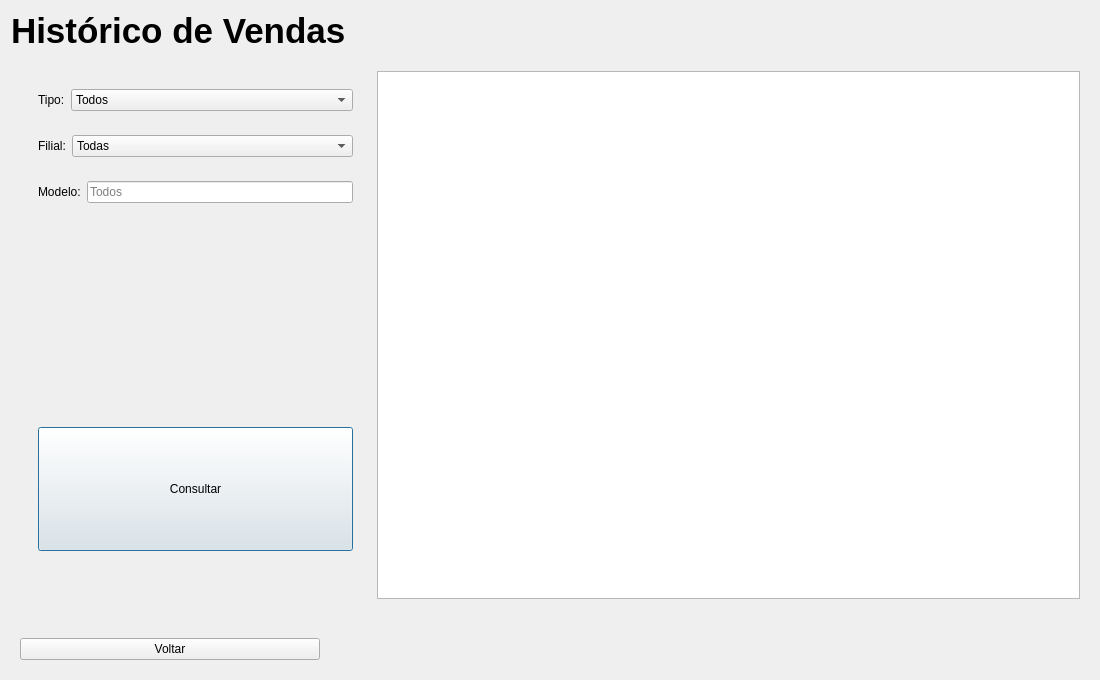
Before: the Qt Designer form telaconsultaestoque.ui in EduardoHaagP/ProjetoPOO, drawn with Qt 5.
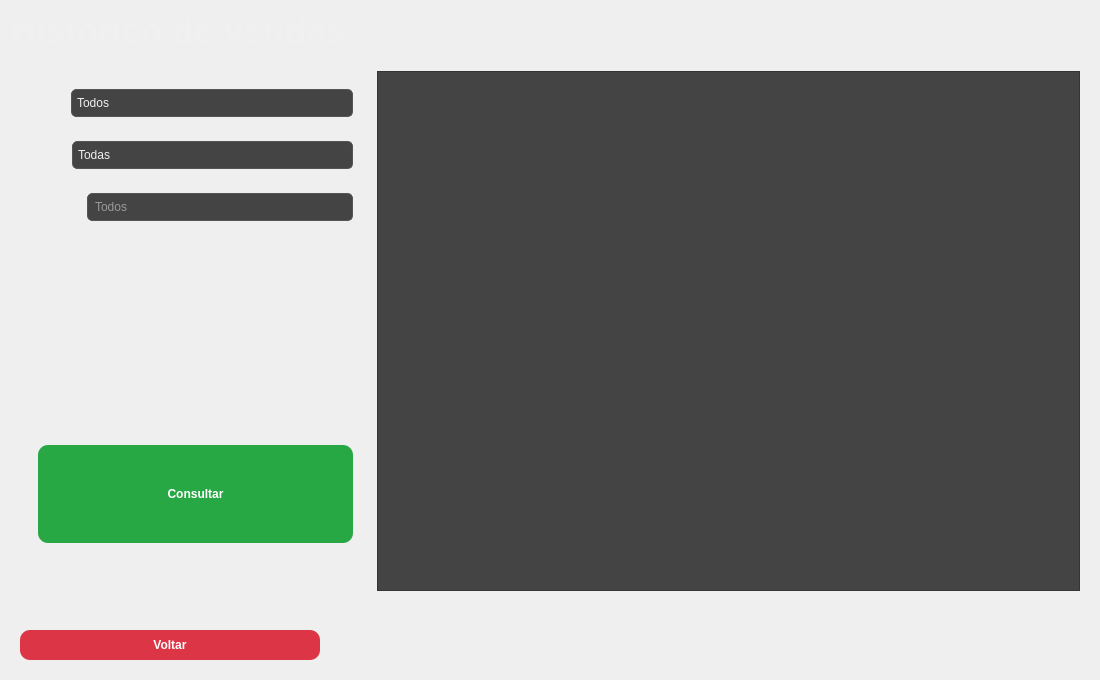
After: the same form once the commit is applied.

Diff of the .ui file:
```diff
--- a/telaconsultaestoque.ui
+++ b/telaconsultaestoque.ui
@@ -13,6 +13,81 @@
   <property name="windowTitle">
    <string>Dialog</string>
   </property>
+  <property name="styleSheet">
+   <string notr="true">/* === FUNDO DAS TELAS === */
+QDialog[objectName=&quot;TelaConsultaEstoque&quot;] {
+    background-color: #252525;
+}
+
+/* === TEXTOS (LABELS) === */
+QLabel {
+    color: #F0F0F0; /* Texto claro (quase branco) */
+}
+/* Título principal da tela */
+QLabel[objectName=&quot;txt&quot;] {
+    font-size: 26pt;
+    font-weight: bold;
+}
+
+/* === CAIXAS DE INPUT E SELEÇÃO (QLineEdit, QComboBox) === */
+QLineEdit, QComboBox {
+    background-color: #444444; /* Fundo do input */
+    color: #F0F0F0;           /* Texto do input */
+    border: 1px solid #555555;
+    border-radius: 5px;
+    padding: 5px;
+}
+QLineEdit:focus, QComboBox:focus {
+    border: 1px solid #E67E22; /* Laranja ao focar */
+}
+QComboBox::drop-down { border: none; }
+
+/* === TABELAS === */
+QTableWidget {
+    background-color: #444444;
+    color: #F0F0F0;
+    gridline-color: #555555;
+    alternate-background-color: #3A3A3A; /* Cor para linhas alternadas */
+}
+QHeaderView::section {
+    background-color: #555555; /* Fundo do cabeçalho */
+    color: white;
+    padding: 4px;
+    border: 1px solid #333333;
+}
+
+/* === 1. BOTAO DE ACAO (VERMELHO) === */
+/* Usado para &quot;Voltar&quot; */
+QPushButton#botVoltar {
+    background-color: #DC3545; /* Vermelho &quot;perigo&quot; */
+    color: white;
+    border-radius: 10px; /* Bordas arredondadas */
+    padding: 8px;
+    font-weight: bold;
+}
+QPushButton#botVoltar:hover {
+    background-color: #C82333;
+}
+QPushButton#botVoltar:pressed {
+    background-color: #A71D2A;
+}
+
+/* === 2. BOTAO DE CONFIRMACAO (VERDE) === */
+/* Usado para &quot;Consultar&quot; (botCadastrar no .ui) */
+QPushButton#botCadastrar {
+    background-color: #28A745; /* Verde &quot;sucesso&quot; */
+    color: white;
+    border-radius: 10px;
+    padding: 8px;
+    font-weight: bold;
+}
+QPushButton#botCadastrar:hover {
+    background-color: #218838;
+}
+QPushButton#botCadastrar:pressed {
+    background-color: #1E7E34;
+}</string>
+  </property>
   <layout class="QVBoxLayout" name="verticalLayout">
    <item>
     <widget class="QLabel" name="txt">
```
